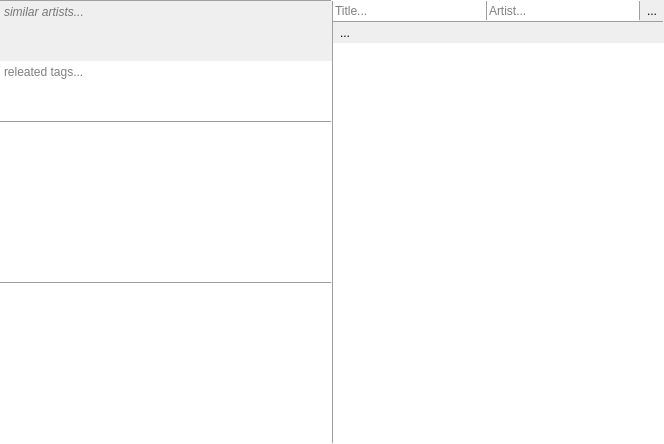
Above: infoview.ui from milohr/babe-qt before the change. Below: the same form after it.
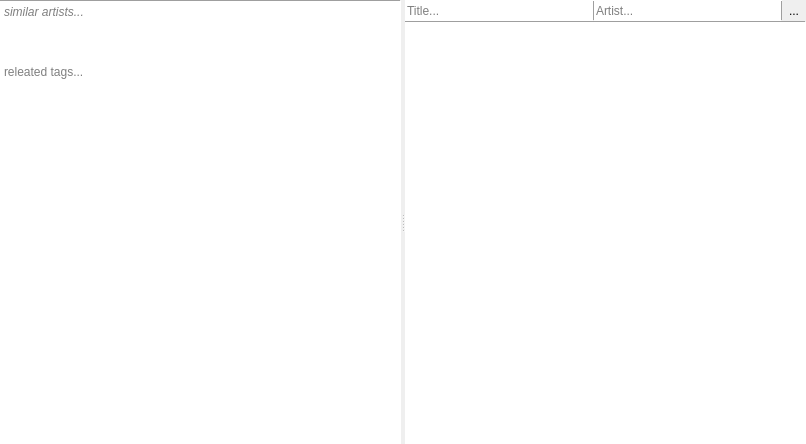
That is the form after the change. Icons and pictures are not drawn.

What changed in the file:
```diff
--- a/infoview.ui
+++ b/infoview.ui
@@ -6,14 +6,23 @@
    <rect>
     <x>0</x>
     <y>0</y>
-    <width>664</width>
+    <width>806</width>
     <height>444</height>
    </rect>
   </property>
+  <property name="sizePolicy">
+   <sizepolicy hsizetype="Expanding" vsizetype="Expanding">
+    <horstretch>0</horstretch>
+    <verstretch>0</verstretch>
+   </sizepolicy>
+  </property>
   <property name="windowTitle">
    <string>Form</string>
   </property>
-  <layout class="QGridLayout" name="gridLayout">
+  <layout class="QHBoxLayout" name="horizontalLayout_3">
+   <property name="spacing">
+    <number>0</number>
+   </property>
    <property name="leftMargin">
     <number>0</number>
    </property>
@@ -26,41 +35,18 @@
    <property name="bottomMargin">
     <number>0</number>
    </property>
-   <property name="spacing">
-    <number>0</number>
-   </property>
-   <item row="0" column="0">
-    <widget class="QFrame" name="artistFrame">
-     <property name="minimumSize">
-      <size>
-       <width>200</width>
-       <height>0</height>
-      </size>
-     </property>
-     <property name="frameShape">
-      <enum>QFrame::NoFrame</enum>
-     </property>
-     <property name="frameShadow">
-      <enum>QFrame::Raised</enum>
-     </property>
+   <item>
+    <widget class="QSplitter" name="splitter">
+     <property name="orientation">
+      <enum>Qt::Horizontal</enum>
+     </property>
+     <widget class="QWidget" name="">
      <layout class="QVBoxLayout" name="artistLayout">
       <property name="spacing">
        <number>0</number>
       </property>
-      <property name="leftMargin">
-       <number>0</number>
-      </property>
-      <property name="topMargin">
-       <number>0</number>
-      </property>
-      <property name="rightMargin">
-       <number>0</number>
-      </property>
-      <property name="bottomMargin">
-       <number>0</number>
-      </property>
       <item>
-       <widget class="QFrame" name="frame">
+        <widget class="QFrame" name="frame_2">
         <property name="maximumSize">
          <size>
           <width>16777215</width>
@@ -76,45 +62,6 @@
        </widget>
       </item>
       <item>
-       <widget class="QScrollArea" name="scrollArea">
-        <property name="frameShape">
-         <enum>QFrame::NoFrame</enum>
-        </property>
-        <property name="widgetResizable">
-         <bool>true</bool>
-        </property>
-        <widget class="QWidget" name="scrollAreaWidgetContents">
-         <property name="geometry">
-          <rect>
-           <x>0</x>
-           <y>0</y>
-           <width>331</width>
-           <height>441</height>
-          </rect>
-         </property>
-         <property name="sizePolicy">
-          <sizepolicy hsizetype="Preferred" vsizetype="Expanding">
-           <horstretch>0</horstretch>
-           <verstretch>0</verstretch>
-          </sizepolicy>
-         </property>
-         <layout class="QGridLayout" name="gridLayout_3">
-          <property name="leftMargin">
-           <number>0</number>
-          </property>
-          <property name="topMargin">
-           <number>0</number>
-          </property>
-          <property name="rightMargin">
-           <number>0</number>
-          </property>
-          <property name="bottomMargin">
-           <number>0</number>
-          </property>
-          <property name="spacing">
-           <number>0</number>
-          </property>
-          <item row="0" column="0">
            <widget class="QTextBrowser" name="similarArtistInfo">
             <property name="sizePolicy">
              <sizepolicy hsizetype="Expanding" vsizetype="Minimum">
@@ -135,10 +82,10 @@
              </font>
             </property>
             <property name="autoFillBackground">
-             <bool>true</bool>
+          <bool>false</bool>
             </property>
             <property name="styleSheet">
-             <string notr="true">QTextBrowser{ background:transparent;}</string>
+          <string notr="true"/>
             </property>
             <property name="frameShape">
              <enum>QFrame::NoFrame</enum>
@@ -148,71 +95,7 @@
             </property>
            </widget>
           </item>
-          <item row="6" column="0">
-           <widget class="QFrame" name="frame_5">
-            <property name="maximumSize">
-             <size>
-              <width>16777215</width>
-              <height>1</height>
-             </size>
-            </property>
-            <property name="frameShape">
-             <enum>QFrame::HLine</enum>
-            </property>
-            <property name="frameShadow">
-             <enum>QFrame::Raised</enum>
-            </property>
-           </widget>
-          </item>
-          <item row="5" column="0">
-           <widget class="QTextBrowser" name="albumText">
-            <property name="sizePolicy">
-             <sizepolicy hsizetype="Expanding" vsizetype="Minimum">
-              <horstretch>0</horstretch>
-              <verstretch>0</verstretch>
-             </sizepolicy>
-            </property>
-            <property name="minimumSize">
-             <size>
-              <width>0</width>
-              <height>100</height>
-             </size>
-            </property>
-            <property name="frameShape">
-             <enum>QFrame::NoFrame</enum>
-            </property>
-           </widget>
-          </item>
-          <item row="2" column="0">
-           <widget class="QFrame" name="frame_7">
-            <property name="maximumSize">
-             <size>
-              <width>16777215</width>
-              <height>1</height>
-             </size>
-            </property>
-            <property name="frameShape">
-             <enum>QFrame::HLine</enum>
-            </property>
-            <property name="frameShadow">
-             <enum>QFrame::Raised</enum>
-            </property>
-           </widget>
-          </item>
-          <item row="7" column="0">
-           <widget class="QTextBrowser" name="artistText">
-            <property name="minimumSize">
-             <size>
-              <width>0</width>
-              <height>100</height>
-             </size>
-            </property>
-            <property name="frameShape">
-             <enum>QFrame::NoFrame</enum>
-            </property>
-           </widget>
-          </item>
-          <item row="1" column="0">
+       <item>
            <widget class="QTextBrowser" name="tagsInfo">
             <property name="sizePolicy">
              <sizepolicy hsizetype="Expanding" vsizetype="Minimum">
@@ -234,49 +117,60 @@
             </property>
            </widget>
           </item>
-         </layout>
+       <item>
+        <widget class="QTextBrowser" name="artistText">
+         <property name="minimumSize">
+          <size>
+           <width>0</width>
+           <height>100</height>
+          </size>
+         </property>
+         <property name="frameShape">
+          <enum>QFrame::NoFrame</enum>
+         </property>
         </widget>
-       </widget>
-      </item>
-     </layout>
-    </widget>
-   </item>
-   <item row="0" column="2">
-    <widget class="QFrame" name="lyricsFrame">
+       </item>
+       <item>
+        <widget class="QTextBrowser" name="albumText">
+         <property name="sizePolicy">
+          <sizepolicy hsizetype="Expanding" vsizetype="Minimum">
+           <horstretch>0</horstretch>
+           <verstretch>0</verstretch>
+          </sizepolicy>
+         </property>
+         <property name="minimumSize">
+          <size>
+           <width>0</width>
+           <height>100</height>
+          </size>
+         </property>
      <property name="frameShape">
       <enum>QFrame::NoFrame</enum>
      </property>
-     <property name="frameShadow">
-      <enum>QFrame::Raised</enum>
-     </property>
+        </widget>
+       </item>
+      </layout>
+     </widget>
+     <widget class="QWidget" name="">
      <layout class="QVBoxLayout" name="lyricsLayout">
       <property name="spacing">
        <number>0</number>
       </property>
-      <property name="leftMargin">
-       <number>0</number>
-      </property>
-      <property name="topMargin">
-       <number>0</number>
-      </property>
-      <property name="rightMargin">
-       <number>0</number>
-      </property>
-      <property name="bottomMargin">
-       <number>0</number>
-      </property>
       <item>
        <widget class="QWidget" name="customsearch" native="true">
-        <property name="maximumSize">
+         <property name="sizePolicy">
+          <sizepolicy hsizetype="Expanding" vsizetype="Minimum">
+           <horstretch>0</horstretch>
+           <verstretch>0</verstretch>
+          </sizepolicy>
+         </property>
+         <property name="minimumSize">
          <size>
-          <width>16777215</width>
-          <height>22</height>
-         </size>
-        </property>
-        <layout class="QHBoxLayout" name="horizontalLayout">
-         <property name="spacing">
-          <number>0</number>
-         </property>
+           <width>0</width>
+           <height>0</height>
+          </size>
+         </property>
+         <layout class="QGridLayout" name="gridLayout">
          <property name="leftMargin">
           <number>0</number>
          </property>
@@ -289,23 +183,10 @@
          <property name="bottomMargin">
           <number>0</number>
          </property>
-         <item>
-          <widget class="QLineEdit" name="titleLine">
-           <property name="sizePolicy">
-            <sizepolicy hsizetype="Expanding" vsizetype="Minimum">
-             <horstretch>0</horstretch>
-             <verstretch>0</verstretch>
-            </sizepolicy>
-           </property>
-           <property name="frame">
-            <bool>false</bool>
-           </property>
-           <property name="placeholderText">
-            <string>Title...</string>
-           </property>
-          </widget>
-         </item>
-         <item>
+          <property name="spacing">
+           <number>0</number>
+          </property>
+          <item row="0" column="1">
           <widget class="QFrame" name="frame_3">
            <property name="maximumSize">
             <size>
@@ -321,7 +202,7 @@
            </property>
           </widget>
          </item>
-         <item>
+          <item row="0" column="2">
           <widget class="QLineEdit" name="artistLine">
            <property name="sizePolicy">
             <sizepolicy hsizetype="Expanding" vsizetype="Minimum">
@@ -337,23 +218,23 @@
            </property>
           </widget>
          </item>
-         <item>
-          <widget class="QFrame" name="frame_6">
-           <property name="maximumSize">
-            <size>
-             <width>1</width>
-             <height>16777215</height>
-            </size>
-           </property>
-           <property name="frameShape">
-            <enum>QFrame::VLine</enum>
-           </property>
-           <property name="frameShadow">
-            <enum>QFrame::Raised</enum>
+          <item row="0" column="0">
+           <widget class="QLineEdit" name="titleLine">
+            <property name="sizePolicy">
+             <sizepolicy hsizetype="Expanding" vsizetype="Minimum">
+              <horstretch>0</horstretch>
+              <verstretch>0</verstretch>
+             </sizepolicy>
+            </property>
+            <property name="frame">
+             <bool>false</bool>
+            </property>
+            <property name="placeholderText">
+             <string>Title...</string>
            </property>
           </widget>
          </item>
-         <item>
+          <item row="0" column="4">
           <widget class="QToolButton" name="toolButton">
            <property name="text">
             <string>...</string>
@@ -367,11 +248,24 @@
            </property>
           </widget>
          </item>
-        </layout>
-       </widget>
-      </item>
-      <item>
-       <widget class="QFrame" name="frame_2">
+          <item row="0" column="3">
+           <widget class="QFrame" name="frame_6">
+            <property name="maximumSize">
+             <size>
+              <width>1</width>
+              <height>16777215</height>
+             </size>
+            </property>
+            <property name="frameShape">
+             <enum>QFrame::VLine</enum>
+            </property>
+            <property name="frameShadow">
+             <enum>QFrame::Raised</enum>
+            </property>
+           </widget>
+          </item>
+          <item row="1" column="0" colspan="5">
+           <widget class="QFrame" name="frame">
         <property name="maximumSize">
          <size>
           <width>16777215</width>
@@ -386,18 +280,7 @@
         </property>
        </widget>
       </item>
-      <item>
-       <widget class="QToolButton" name="searchBtn">
-        <property name="text">
-         <string>...</string>
-        </property>
-        <property name="icon">
-         <iconset theme="edit-find-replace">
-          <normaloff>.</normaloff>.</iconset>
-        </property>
-        <property name="autoRaise">
-         <bool>true</bool>
-        </property>
+         </layout>
        </widget>
       </item>
       <item>
@@ -409,21 +292,6 @@
       </item>
      </layout>
     </widget>
-   </item>
-   <item row="0" column="1">
-    <widget class="QFrame" name="frame_4">
-     <property name="maximumSize">
-      <size>
-       <width>1</width>
-       <height>16777215</height>
-      </size>
-     </property>
-     <property name="frameShape">
-      <enum>QFrame::VLine</enum>
-     </property>
-     <property name="frameShadow">
-      <enum>QFrame::Raised</enum>
-     </property>
     </widget>
    </item>
   </layout>
```
Lines whose indentation alone changed are shown as unchanged.
